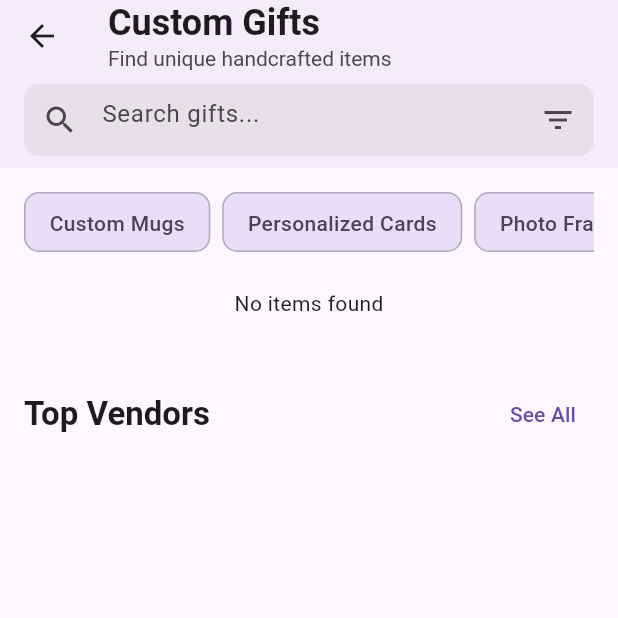
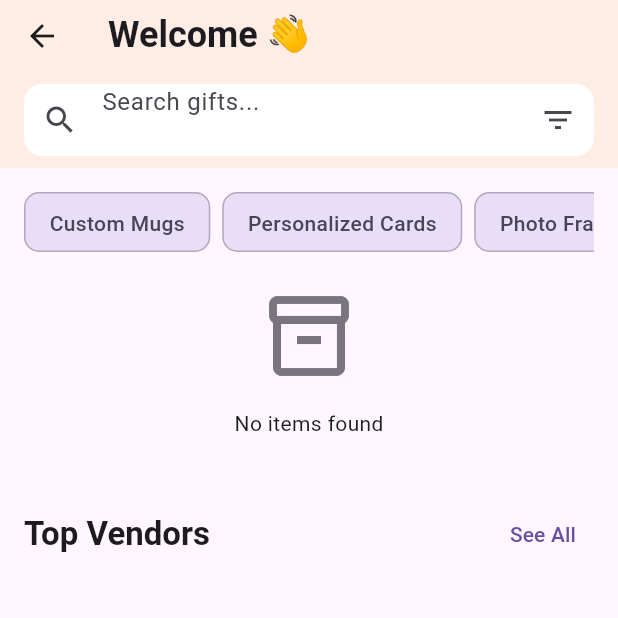
Before and after one commit to Darshan7Golechha/custom_gifts, a Flutter app: the HomeContent screen opened directly, on a phone screen of 412 x 824 dp, the top half of it. Run offline on Flutter 3.47's test engine with Material 3 defaults, Android fonts, the phone set to English and light mode, and no system bars; our stand-ins replace bloc, cloud_firestore, dartz, firebase_auth, firebase_core, firebase_storage and 9 more; accounts and stored records are empty.

Commit message:
home gridview changes

```diff
--- a/lib/app.dart
+++ b/lib/app.dart
@@ -126,7 +126,7 @@ class MyApp extends StatelessWidget {
           return null;
         },
       ),
-      title: locator.get<Config>().appName,
+      // title: locator.get<Config>().appName,
       // theme: theme.myTheme,
     );
   }
--- a/lib/presentation/home/widgets/home_content.dart
+++ b/lib/presentation/home/widgets/home_content.dart
@@ -19,26 +19,16 @@ class _HomeContentState extends State<HomeContent> {
     final colorScheme = Theme.of(context).colorScheme;
     return Scaffold(
       appBar: AppBar(
-        elevation: 2,
-        scrolledUnderElevation: 4,
-        backgroundColor: colorScheme.surface,
+        backgroundColor: Colors.orange.withOpacity(0.1),
         title: Column(
           crossAxisAlignment: CrossAxisAlignment.start,
           children: [
             Text(
-              'Custom Gifts',
+              'Welcome 👋',
               style: TextStyle(
                 fontSize: 24,
                 fontWeight: FontWeight.bold,
                 color: colorScheme.onSurface,
-              ),
-            ),
-            Text(
-              'Find unique handcrafted items',
-              style: TextStyle(
-                fontSize: 14,
-                color: colorScheme.onSurfaceVariant,
-                fontWeight: FontWeight.w400,
               ),
             ),
           ],
@@ -49,10 +39,11 @@ class _HomeContentState extends State<HomeContent> {
             padding: const EdgeInsets.symmetric(horizontal: 16, vertical: 8),
             child: Container(
               decoration: BoxDecoration(
-                color: colorScheme.surfaceContainerHighest,
-                borderRadius: BorderRadius.circular(10),
+                color: Colors.white,
+                borderRadius: BorderRadius.circular(12),
               ),
               child: Row(
+                mainAxisAlignment: MainAxisAlignment.center,
                 children: [
                   Expanded(
                     child: TextField(
@@ -61,15 +52,15 @@ class _HomeContentState extends State<HomeContent> {
                         prefixIcon: Icon(Icons.search,
                             color: colorScheme.onSurfaceVariant),
                         border: InputBorder.none,
+                        contentPadding:
+                            const EdgeInsets.symmetric(horizontal: 16),
                       ),
                     ),
                   ),
                   IconButton(
                     icon: Icon(Icons.filter_list,
                         color: colorScheme.onSurfaceVariant),
-                    onPressed: () {
-                      // TODO: Implement filter functionality
-                    },
+                    onPressed: () {},
                   ),
                 ],
               ),
--- a/lib/presentation/home/widgets/item_list.dart
+++ b/lib/presentation/home/widgets/item_list.dart
@@ -1,5 +1,6 @@
 import 'package:flutter/material.dart';
 import 'package:flutter_application_1/application/item/item_bloc.dart';
+import 'package:flutter_application_1/presentation/home/widgets/custom_card.dart';
 import 'package:flutter_application_1/presentation/item/widgets/custom_item_grid.dart';
 import 'package:flutter_bloc/flutter_bloc.dart';
 
@@ -10,45 +11,73 @@ class ItemList extends StatelessWidget {
   Widget build(BuildContext context) {
     return BlocBuilder<ItemBloc, ItemState>(
       buildWhen: (p, c) =>
-            (p.itemList != c.itemList) ||
-            (p.isLoading != c.isLoading &&
-                p.itemList.isEmpty), // Only show loading on first load
+          p.itemList != c.itemList ||
+          (p.isLoading != c.isLoading && p.itemList.isEmpty),
       builder: (context, state) {
         if (state.isLoading && state.itemList.isEmpty) {
-            // Show loading only if no items
           return const Center(child: CircularProgressIndicator());
         }
 
         if (!state.isLoading && state.itemList.isEmpty) {
-            return const Center(child: Text('No items found'));
+          return Center(
+            child: Column(
+              mainAxisAlignment: MainAxisAlignment.center,
+              children: [
+                Icon(
+                  Icons.inventory_2_outlined,
+                  size: 64,
+                  color: Theme.of(context).colorScheme.outline,
+                ),
+                const SizedBox(height: 16),
+                const Text('No items found'),
+              ],
+            ),
+          );
         }
+
         return Column(
           children: [
-              Row(
+            Padding(
+              padding: const EdgeInsets.symmetric(horizontal: 16),
+              child: _buildSectionHeader('Popular'),
+            ),
+            const SizedBox(height: 16),
+            SizedBox(
+              height: 280,
+              child: ListView.separated(
+                padding: const EdgeInsets.symmetric(horizontal: 16),
+                scrollDirection: Axis.horizontal,
+                physics: const BouncingScrollPhysics(),
+                itemCount: state.itemList.length,
+                separatorBuilder: (_, __) => const SizedBox(width: 16),
+                itemBuilder: (_, index) {
+                  final item = state.itemList[index];
+                  if (item.images.isEmpty) {
+                    return const SizedBox.shrink(); // Skip items without images
+                  }
+                  return CustomCard(item: item);
+                },
+              ),
+            ),
+          ],
+        );
+      },
+    );
+  }
+
+  Widget _buildSectionHeader(String title) {
+    return Row(
       mainAxisAlignment: MainAxisAlignment.spaceBetween,
       children: [
         Text(
-                    'Most Trending',
-                    style: Theme.of(context).textTheme.titleLarge?.copyWith(
-                          fontWeight: FontWeight.bold,
-                        ),
+          title,
+          style: const TextStyle(fontSize: 20, fontWeight: FontWeight.bold),
         ),
         TextButton(
           onPressed: () {},
-                    child: const Text('See All'),
-                  ),
-                ],
-              ),
-              ListView.separated(
-                shrinkWrap: true,
-                physics: const NeverScrollableScrollPhysics(),
-                itemCount: state.itemList.length,
-                separatorBuilder: (_, __) => const SizedBox(height: 16),
-                itemBuilder: (_, index) =>
-                    CustomItemGrid(item: state.itemList[index]),
+          child: const Text('See all'),
         ),
       ],
     );
-        });
   }
 }
```
Also changed, not shown: lib/presentation/home/widgets/custom_card.dart (added, +35 -0 lines), lib/presentation/home/widgets/home_header.dart (+29 -29 lines). Lines whose indentation alone changed are shown as unchanged.
